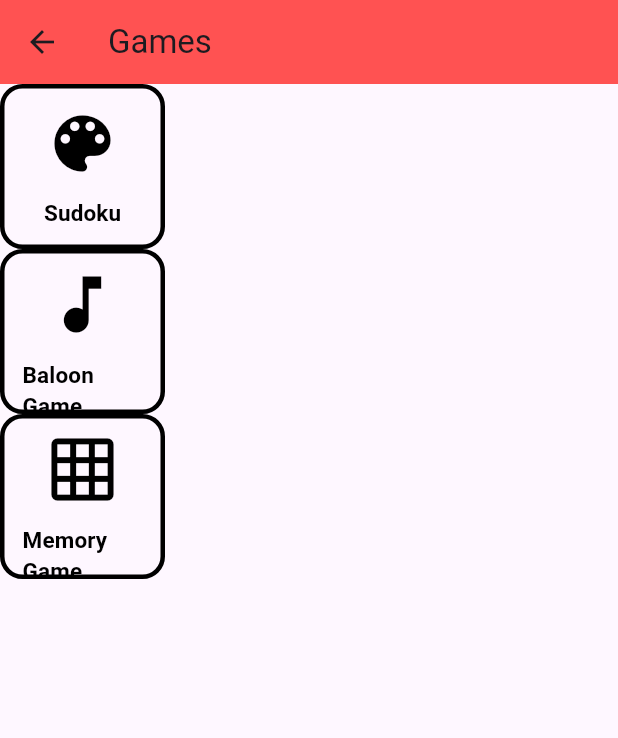
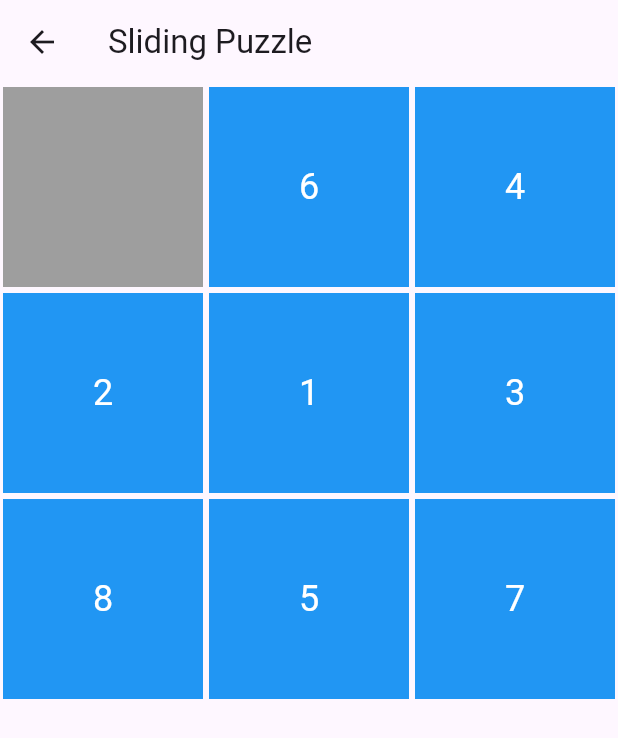
Before and after one commit to Erimsaholut/Ledective, a Flutter app: the Games screen opened directly, after a tap on "Sudoku", on a phone screen of 412 x 824 dp. Shown: the top 738 px of the screen. Run offline on Flutter 3.47's test engine with Material 3 defaults, Android fonts, the phone set to English and light mode, and no system bars; our stand-ins replace just_audio, shared_preferences, table_calendar; missing offline and left inert: flutter_dialogs, one_clock; accounts and stored records are empty.

Commit message:
notes app bug fixes and 2 new game for games app

```diff
--- a/lib/StartScreen.dart
+++ b/lib/StartScreen.dart
@@ -4,7 +4,6 @@ import 'package:ledective/apps/clock_app/clock.dart';
 import 'package:ledective/apps/contacts_app/contacts.dart';
 import 'package:ledective/apps/matesApp_app/mates_app.dart';
 import 'package:ledective/apps/notes_app/Notes_app.dart';
-import 'package:ledective/apps/photos_app/photos.dart';
 import 'package:ledective/apps/pian_app/pian.dart';
 import 'package:ledective/apps/poltel_app/poltel.dart';
 import 'package:ledective/apps/settings_app/settings.dart';
@@ -102,7 +101,7 @@ class _StartScreenState extends State<StartScreen> {
                                   iconData: Icons.camera_alt_rounded,
                                   child: SizedBox()),
                               AppWidget(
-                                  title: "Sinstagram",
+                                  title: "Sinstgram",
                                   iconData: Icons.cruelty_free_outlined,
                                   child: Sinstagram()),
                               AppWidget(
--- /dev/null
+++ b/lib/apps/games_app/appGames/sliding_puzzle.dart
@@ -0,0 +1,62 @@
+import 'package:flutter/material.dart';
+
+
+class SlidingPuzzle extends StatefulWidget {
+  @override
+  _SlidingPuzzleState createState() => _SlidingPuzzleState();
+}
+
+class _SlidingPuzzleState extends State<SlidingPuzzle> {
+  List<int> puzzleTiles = List.generate(9, (index) => index);
+
+  @override
+  void initState() {
+    super.initState();
+    _shuffleTiles();
+  }
+
+  void _shuffleTiles() {
+    puzzleTiles.shuffle();
+  }
+
+  @override
+  Widget build(BuildContext context) {
+    return Scaffold(
+      appBar: AppBar(
+        title: Text('Sliding Puzzle'),
+      ),
+      body: GridView.builder(
+        gridDelegate: SliverGridDelegateWithFixedCrossAxisCount(
+          crossAxisCount: 3,
+        ),
+        itemCount: puzzleTiles.length,
+        itemBuilder: (BuildContext context, int index) {
+          return GestureDetector(
+            onTap: () {
+              setState(() {
+                if (index == puzzleTiles.indexOf(0)) return;
+                int emptyTileIndex = puzzleTiles.indexOf(0);
+                if (index ~/ 3 == emptyTileIndex ~/ 3 ||
+                    index % 3 == emptyTileIndex % 3) {
+                  int temp = puzzleTiles[index];
+                  puzzleTiles[index] = puzzleTiles[emptyTileIndex];
+                  puzzleTiles[emptyTileIndex] = temp;
+                }
+              });
+            },
+            child: Container(
+              margin: EdgeInsets.all(2),
+              color: puzzleTiles[index] == 0 ? Colors.grey : Colors.blue,
+              child: Center(
+                child: Text(
+                  '${puzzleTiles[index] == 0 ? "" : puzzleTiles[index]}',
+                  style: TextStyle(fontSize: 24, color: Colors.white),
+                ),
+              ),
+            ),
+          );
+        },
+      ),
+    );
+  }
+}
--- a/lib/apps/games_app/games.dart
+++ b/lib/apps/games_app/games.dart
@@ -1,6 +1,9 @@
 import 'package:flutter/material.dart';
+import 'package:ledective/apps/games_app/appGames/sliding_puzzle.dart';
 
 import '../../widgets/AppWidget.dart';
+import 'appGames/2048.dart';
+import 'appGames/roll_dice.dart';
 
 class Games extends StatelessWidget {
   const Games();
@@ -12,16 +15,27 @@ class Games extends StatelessWidget {
         title: const Text("Games"),
         backgroundColor: Colors.redAccent,
       ),
-      body: const Column(
+      body: GridView.count(
+        crossAxisCount: 2, // İki sütunlu bir grid oluşturulacak
+mainAxisSpacing: 8.0,
+        crossAxisSpacing: 8.0,
+        padding: EdgeInsets.all(8.0),
         children: [
           AppWidget(
-              title: "Sudoku", iconData: Icons.color_lens, child: SizedBox()),
+            title: "Sudoku",
+            iconData: Icons.color_lens,
+            child: SlidingPuzzle(),
+          ),
           AppWidget(
-              title: "Baloon Game",
-              iconData: Icons.music_note,
-              child: SizedBox()),
-          AppWidget(
-              title: "Memory Game", iconData: Icons.grid_on, child: SizedBox()),
+            title: "Dice Roll",
+            iconData: Icons.add_box_outlined,
+            child: RollTheDices(),
+          ),
+           const AppWidget(
+            title: "Memory Game",
+            iconData: Icons.grid_on,
+            child: SizedBox(),
+          ),
         ],
       ),
     );
--- a/lib/main.dart
+++ b/lib/main.dart
@@ -37,6 +37,7 @@ class MyApp extends StatelessWidget {
 }
 
 //todo uygulama çıkmadan önce bunu bi sıfırlaman lazım
+
 Future<void> appOpened() async {
   final SharedPreferences prefs = await SharedPreferences.getInstance();
   final int? firstOpen = prefs.getInt('isOpenedBefore');
```
Also changed, not shown: lib/apps/games_app/appGames/roll_dice.dart (added, +89 -0 lines), lib/apps/notes_app/Notes_app.dart (+35 -40 lines), lib/apps/phone_app/phone.dart (+10 -2 lines), pubspec.lock, 6 other files.
